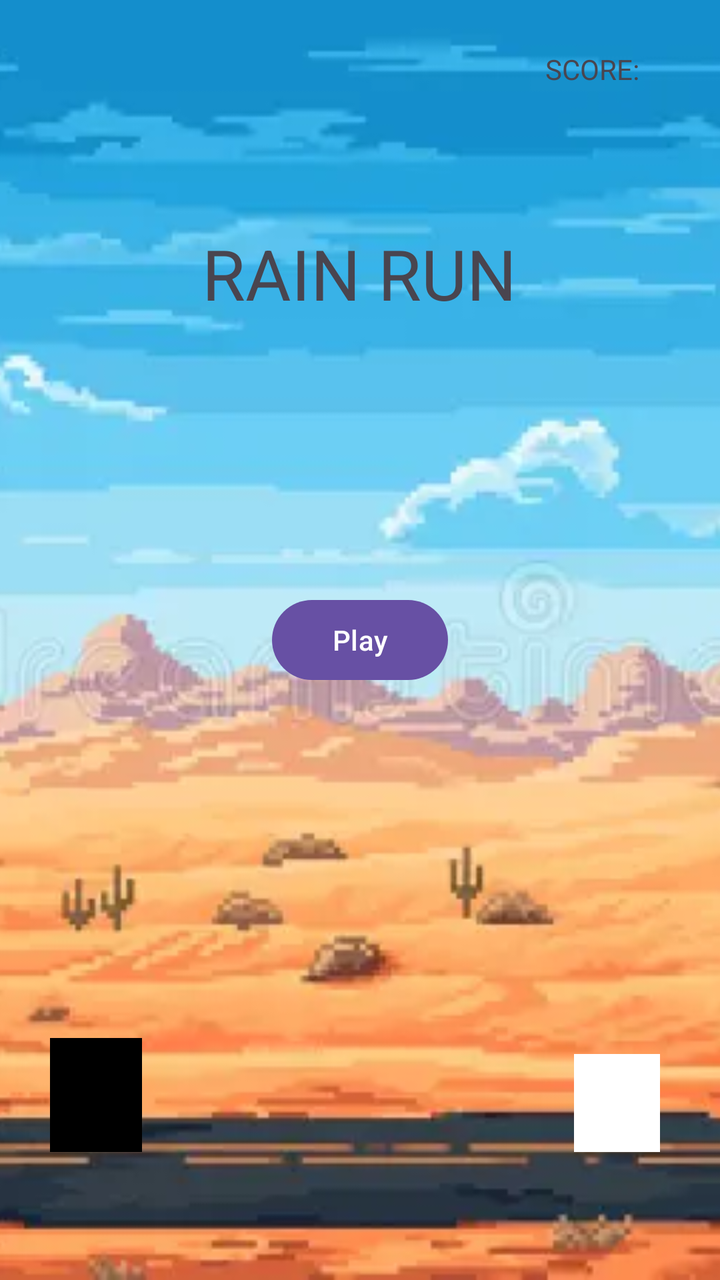
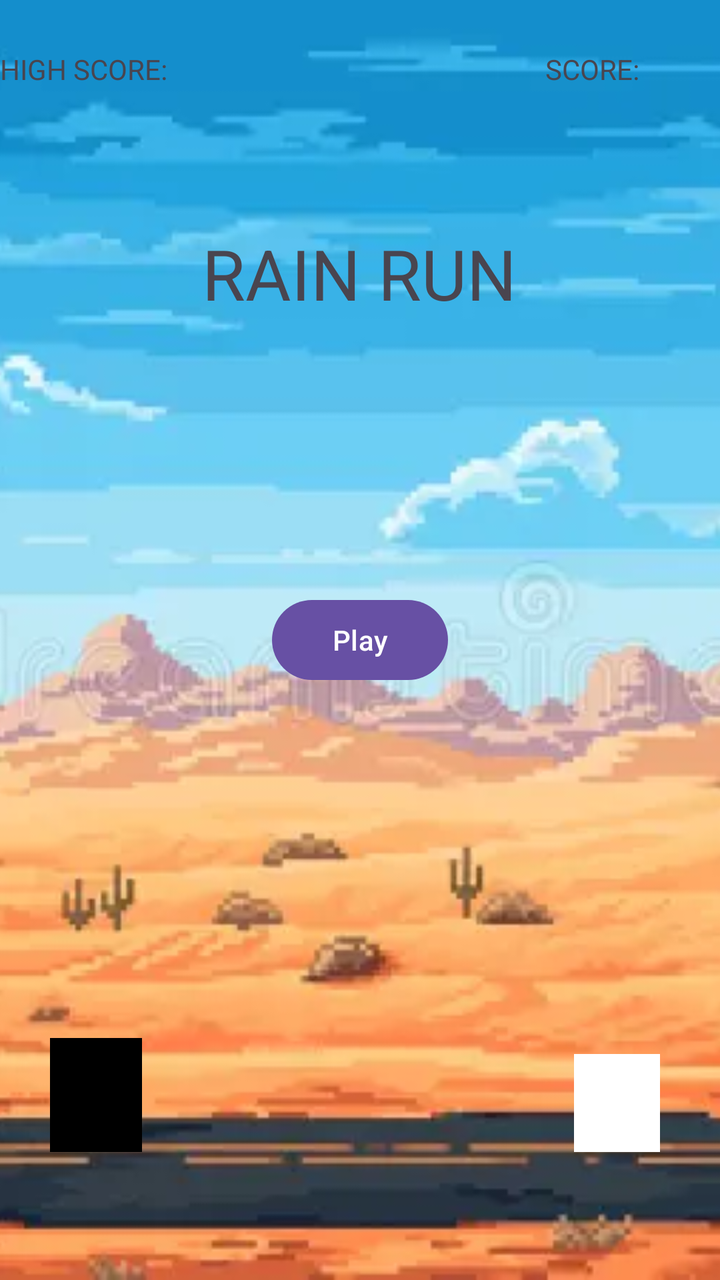

An Android layout rendered at two revisions. The XML below is the earlier revision; the diff shows what the commit changed to produce the second picture.
<!-- AndroidManifest.xml: application theme Theme.RainRun -->
<!-- res/layout/activity_main.xml -->
<?xml version="1.0" encoding="utf-8"?>
<androidx.constraintlayout.widget.ConstraintLayout xmlns:android="http://schemas.android.com/apk/res/android"
    xmlns:app="http://schemas.android.com/apk/res-auto"
    xmlns:tools="http://schemas.android.com/tools"
    android:id="@+id/main"
    android:layout_width="match_parent"
    android:layout_height="match_parent"
    tools:context=".MainActivity">

    <ImageView
        android:id="@+id/wallpaper"
        android:layout_width="match_parent"
        android:layout_height="match_parent"
        android:clickable="true"
        android:contentDescription="@string/Tap_to_play"
        android:scaleType="centerCrop"
        app:layout_constraintBottom_toBottomOf="parent"
        app:layout_constraintEnd_toEndOf="parent"
        app:layout_constraintHorizontal_bias="1.0"
        app:layout_constraintStart_toStartOf="parent"
        app:layout_constraintTop_toTopOf="parent"
        app:layout_constraintVertical_bias="1.0"
        app:srcCompat="@drawable/desrt" />

    <Button
        android:id="@+id/playbutton"
        android:layout_width="wrap_content"
        android:layout_height="wrap_content"
        android:text="Play"
        app:layout_constraintBottom_toBottomOf="parent"
        app:layout_constraintEnd_toEndOf="parent"
        app:layout_constraintStart_toStartOf="parent"
        app:layout_constraintTop_toTopOf="parent" />

    <TextView
        android:id="@+id/title"
        android:layout_width="wrap_content"
        android:layout_height="wrap_content"
        android:textSize="35sp"
        android:text="RAIN RUN"
        app:layout_constraintBottom_toBottomOf="parent"
        app:layout_constraintEnd_toEndOf="parent"
        app:layout_constraintHorizontal_bias="0.499"
        app:layout_constraintStart_toStartOf="parent"
        app:layout_constraintTop_toTopOf="parent"
        app:layout_constraintVertical_bias="0.191" />

    <View
        android:id="@+id/player"
        android:layout_width="46dp"
        android:layout_height="57dp"
        android:layout_marginStart="25dp"
        android:background="@color/black"
        app:layout_constraintStart_toStartOf="parent"
        app:layout_constraintBottom_toTopOf="@id/guideline3"/>

    <androidx.constraintlayout.widget.Guideline
        android:id="@+id/guideline3"
        android:layout_width="wrap_content"
        android:layout_height="wrap_content"
        android:orientation="horizontal"
        app:layout_constraintGuide_percent="0.9"/>

    <View
        android:id="@+id/obstacle"
        android:layout_width="43dp"
        android:layout_height="49dp"
        android:layout_marginEnd="30dp"
        android:background="@color/white"
        app:layout_constraintEnd_toEndOf="parent"
        app:layout_constraintBottom_toTopOf="@id/guideline3"/>

    <TextView
        android:id="@+id/gameovertxt"
        android:layout_width="wrap_content"
        android:layout_height="wrap_content"
        android:visibility="gone"
        android:text="GAME OVER"
        app:layout_constraintBottom_toBottomOf="parent"
        app:layout_constraintEnd_toEndOf="parent"
        app:layout_constraintHorizontal_bias="0.499"
        app:layout_constraintStart_toStartOf="parent"
        app:layout_constraintTop_toTopOf="parent"
        app:layout_constraintVertical_bias="0.385" />

    <TextView
        android:id="@+id/scoretxt"
        android:layout_width="wrap_content"
        android:layout_height="wrap_content"
        android:text="SCORE:"
        app:layout_constraintBottom_toBottomOf="parent"
        app:layout_constraintEnd_toEndOf="@+id/wallpaper"
        app:layout_constraintHorizontal_bias="0.871"
        app:layout_constraintStart_toStartOf="parent"
        app:layout_constraintTop_toTopOf="parent"
        app:layout_constraintVertical_bias="0.04" />

    <TextView
        android:id="@+id/score"
        android:layout_width="wrap_content"
        android:layout_height="wrap_content"
        app:layout_constraintBottom_toBottomOf="parent"
        app:layout_constraintEnd_toEndOf="parent"
        app:layout_constraintHorizontal_bias="0.955"
        app:layout_constraintStart_toStartOf="parent"
        app:layout_constraintTop_toTopOf="parent"
        app:layout_constraintVertical_bias="0.04" />
</androidx.constraintlayout.widget.ConstraintLayout>
<!-- resources referenced by this layout -->
<resources>
  <color name="black">#FF000000</color>
  <color name="white">#FFFFFFFF</color>
  <!-- drawable desrt: jpg bitmap (drawable, 326881 bytes) -->
  <string name="Tap_to_play">RainRun</string>
  <style name="Theme.RainRun" parent="Base.Theme.RainRun" />
  <style name="Base.Theme.RainRun" parent="Theme.Material3.DayNight.NoActionBar">
          
          
      </style>
</resources>

<!-- the commit's change to res/layout/activity_main.xml (unified diff, before → after) -->
@@ -16,10 +16,10 @@
         android:scaleType="centerCrop"
         app:layout_constraintBottom_toBottomOf="parent"
         app:layout_constraintEnd_toEndOf="parent"
-        app:layout_constraintHorizontal_bias="1.0"
+        app:layout_constraintHorizontal_bias="0.0"
         app:layout_constraintStart_toStartOf="parent"
         app:layout_constraintTop_toTopOf="parent"
-        app:layout_constraintVertical_bias="1.0"
+        app:layout_constraintVertical_bias="0.0"
         app:srcCompat="@drawable/desrt" />
 
     <Button
@@ -105,4 +105,27 @@
         app:layout_constraintStart_toStartOf="parent"
         app:layout_constraintTop_toTopOf="parent"
         app:layout_constraintVertical_bias="0.04" />
+
+    <TextView
+        android:id="@+id/highscoretxt"
+        android:layout_width="wrap_content"
+        android:layout_height="wrap_content"
+        android:text="HIGH SCORE:"
+        app:layout_constraintBottom_toBottomOf="parent"
+        app:layout_constraintEnd_toEndOf="parent"
+        app:layout_constraintHorizontal_bias="0.0"
+        app:layout_constraintStart_toStartOf="parent"
+        app:layout_constraintTop_toTopOf="parent"
+        app:layout_constraintVertical_bias="0.04" />
+
+    <TextView
+        android:id="@+id/highscore"
+        android:layout_width="wrap_content"
+        android:layout_height="wrap_content"
+        app:layout_constraintBottom_toBottomOf="parent"
+        app:layout_constraintEnd_toEndOf="parent"
+        app:layout_constraintHorizontal_bias="0.183"
+        app:layout_constraintStart_toStartOf="parent"
+        app:layout_constraintTop_toTopOf="parent"
+        app:layout_constraintVertical_bias="0.04" />
 </androidx.constraintlayout.widget.ConstraintLayout>
